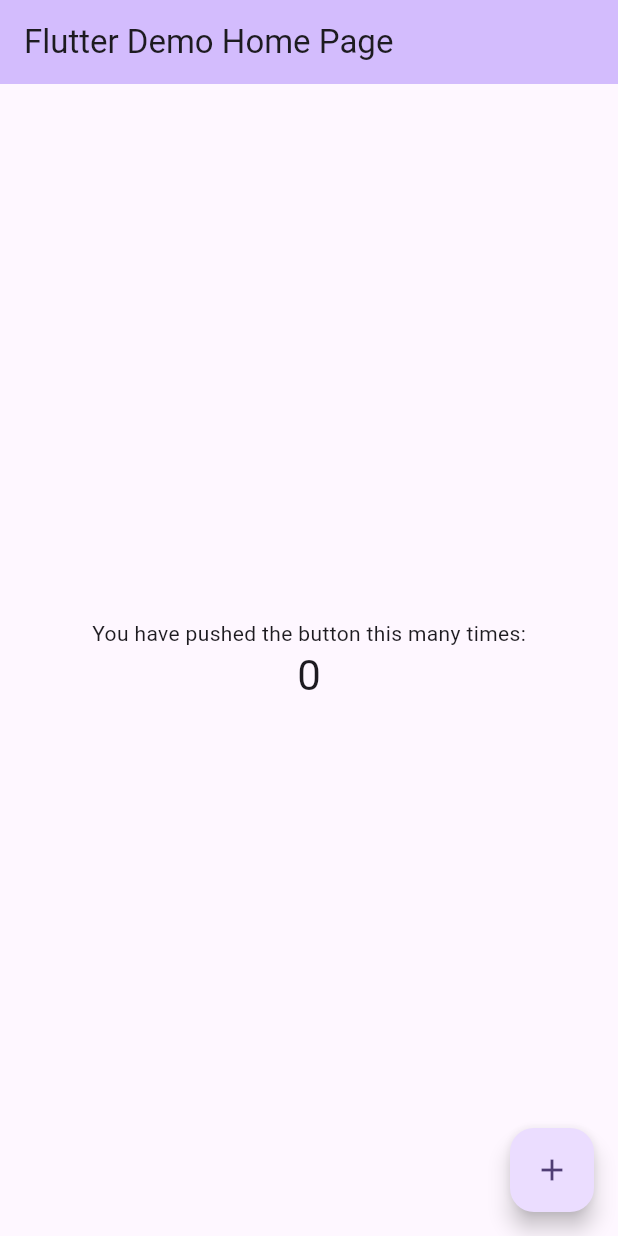
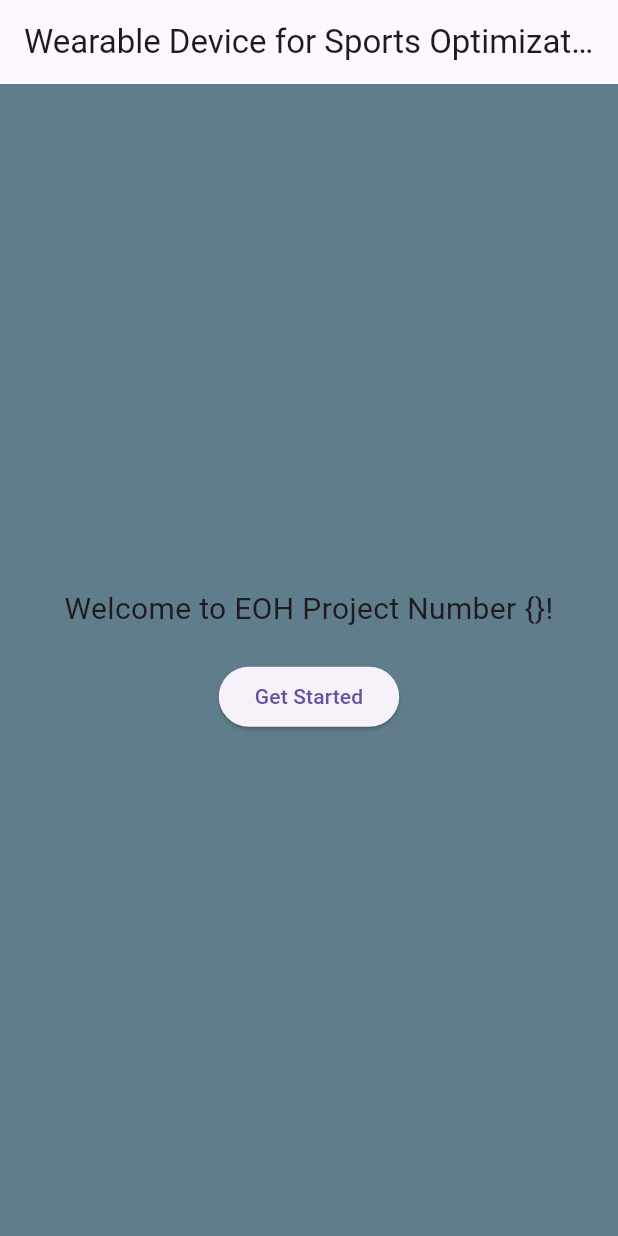
Before and after one commit to muvaro2/FormFit_old, a Flutter app: the screen it shows after launch, on a phone screen of 412 x 824 dp. Run offline on Flutter 3.47's test engine with Material 3 defaults, Android fonts, the phone set to English and light mode, and no system bars.

Commit message:
changes to main.dart: added a homepage, banner text, and a button, no functionality yet.

```diff
--- a/lib/main.dart
+++ b/lib/main.dart
@@ -7,119 +7,48 @@
 class MyApp extends StatelessWidget {
   const MyApp({super.key});
 
-  // This widget is the root of your application.
   @override
   Widget build(BuildContext context) {
-    return MaterialApp(
-      title: 'Flutter Demo',
-      theme: ThemeData(
-        // This is the theme of your application.
-        //
-        // TRY THIS: Try running your application with "flutter run". You'll see
-        // the application has a purple toolbar. Then, without quitting the app,
-        // try changing the seedColor in the colorScheme below to Colors.green
-        // and then invoke "hot reload" (save your changes or press the "hot
-        // reload" button in a Flutter-supported IDE, or press "r" if you used
-        // the command line to start the app).
-        //
-        // Notice that the counter didn't reset back to zero; the application
-        // state is not lost during the reload. To reset the state, use hot
-        // restart instead.
-        //
-        // This works for code too, not just values: Most code changes can be
-        // tested with just a hot reload.
-        colorScheme: ColorScheme.fromSeed(seedColor: Colors.deepPurple),
-        useMaterial3: true,
-      ),
-      home: const MyHomePage(title: 'Flutter Demo Home Page'),
+    return const MaterialApp(
+      debugShowCheckedModeBanner: false,
+      home: WearableDeviceHomepage(),
     );
   }
 }
 
-class MyHomePage extends StatefulWidget {
-  const MyHomePage({super.key, required this.title});
-
-  // This widget is the home page of your application. It is stateful, meaning
-  // that it has a State object (defined below) that contains fields that affect
-  // how it looks.
-
-  // This class is the configuration for the state. It holds the values (in this
-  // case the title) provided by the parent (in this case the App widget) and
-  // used by the build method of the State. Fields in a Widget subclass are
-  // always marked "final".
-
-  final String title;
-
-  @override
-  State<MyHomePage> createState() => _MyHomePageState();
-}
-
-class _MyHomePageState extends State<MyHomePage> {
-  int _counter = 0;
-
-  void _incrementCounter() {
-    setState(() {
-      // This call to setState tells the Flutter framework that something has
-      // changed in this State, which causes it to rerun the build method below
-      // so that the display can reflect the updated values. If we changed
-      // _counter without calling setState(), then the build method would not be
-      // called again, and so nothing would appear to happen.
-      _counter++;
-    });
-  }
+class WearableDeviceHomepage extends StatelessWidget {
+  const WearableDeviceHomepage({super.key});
 
   @override
   Widget build(BuildContext context) {
-    // This method is rerun every time setState is called, for instance as done
-    // by the _incrementCounter method above.
-    //
-    // The Flutter framework has been optimized to make rerunning build methods
-    // fast, so that you can just rebuild anything that needs updating rather
-    // than having to individually change instances of widgets.
     return Scaffold(
+      backgroundColor: Colors.blueGrey,
       appBar: AppBar(
-        // TRY THIS: Try changing the color here to a specific color (to
-        // Colors.amber, perhaps?) and trigger a hot reload to see the AppBar
-        // change color while the other colors stay the same.
-        backgroundColor: Theme.of(context).colorScheme.inversePrimary,
-        // Here we take the value from the MyHomePage object that was created by
-        // the App.build method, and use it to set our appbar title.
-        title: Text(widget.title),
+        title: const Text('Wearable Device for Sports Optimization and Injury Prevention'),
+        centerTitle: true,
       ),
       body: Center(
-        // Center is a layout widget. It takes a single child and positions it
-        // in the middle of the parent.
         child: Column(
-          // Column is also a layout widget. It takes a list of children and
-          // arranges them vertically. By default, it sizes itself to fit its
-          // children horizontally, and tries to be as tall as its parent.
-          //
-          // Column has various properties to control how it sizes itself and
-          // how it positions its children. Here we use mainAxisAlignment to
-          // center the children vertically; the main axis here is the vertical
-          // axis because Columns are vertical (the cross axis would be
-          // horizontal).
-          //
-          // TRY THIS: Invoke "debug painting" (choose the "Toggle Debug Paint"
-          // action in the IDE, or press "p" in the console), to see the
-          // wireframe for each widget.
-          mainAxisAlignment: MainAxisAlignment.center,
-          children: <Widget>[
+          mainAxisSize: MainAxisSize.min, // Keeps the content centered
+          children: [
             const Text(
-              'You have pushed the button this many times:',
+              'Welcome to EOH Project Number {}!', // we can change what text is displayed here later
+              style: TextStyle(fontSize: 20),
+              textAlign: TextAlign.center,
             ),
-            Text(
-              '$_counter',
-              style: Theme.of(context).textTheme.headlineMedium,
+            const SizedBox(height: 20), // Space between text and button
+            ElevatedButton(
+              onPressed: () {
+                // Action when button is clicked
+                debugPrint('clicked');
+                // we will have to change this later to take the user
+                // to a different page
+              },
+              child: const Text('Get Started'),
             ),
           ],
         ),
       ),
-      floatingActionButton: FloatingActionButton(
-        onPressed: _incrementCounter,
-        tooltip: 'Increment',
-        child: const Icon(Icons.add),
-      ), // This trailing comma makes auto-formatting nicer for build methods.
     );
   }
 }
```
Also changed, not shown: flutter_01.png (added).
